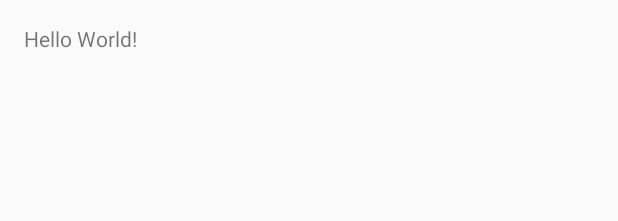
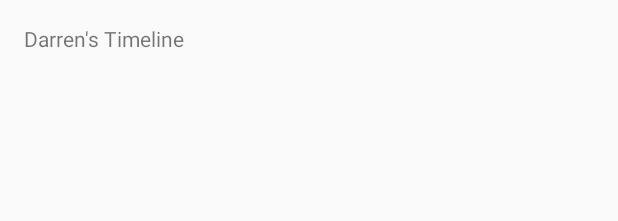
Before and after one commit to lastblues/GPapp, an Android app: the layout activity_main.xml on its own in the app's theme, with its tools: preview values and no code run, on a phone screen of 412 x 824 dp. Shown: the top 221 px of the screen. Run offline under Robolectric (Android 15) with nearby library versions, the phone set to English and light mode, and no system bars.

Commit message:
I changed the text
Hello world says Darren's Timeline now

```diff
--- a/app/src/main/res/layout/activity_main.xml
+++ b/app/src/main/res/layout/activity_main.xml
@@ -13,5 +13,5 @@
     <TextView
         android:layout_width="wrap_content"
         android:layout_height="wrap_content"
-        android:text="Hello World!" />
+        android:text="Darren's Timeline" />
 </RelativeLayout>
```
